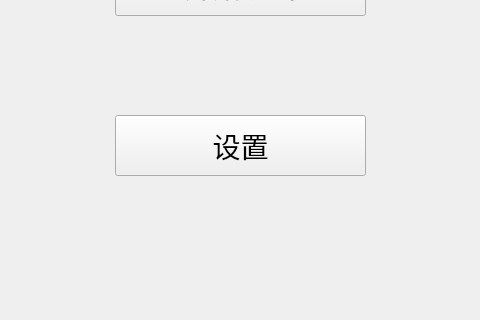
Above: TankWarGUI.ui from Alan-sp/Tank-War before the change; both pictures show x 315 to 795 and y 325 to 645 of the 1200 by 800 pixel window. Below: the same form after it.
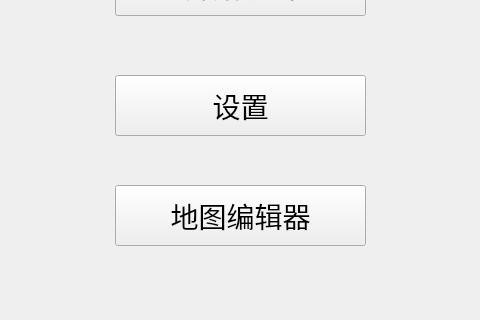
That is the form after the change.

What changed in the file:
```diff
--- a/TankWarGUI.ui
+++ b/TankWarGUI.ui
@@ -37,7 +37,7 @@
     <property name="geometry">
      <rect>
       <x>430</x>
-      <y>440</y>
+      <y>400</y>
       <width>251</width>
       <height>61</height>
      </rect>
@@ -52,6 +52,25 @@
      <string>设置</string>
     </property>
    </widget>
+   <widget class="QPushButton" name="pushButtonMapEditor">
+    <property name="geometry">
+     <rect>
+      <x>430</x>
+      <y>510</y>
+      <width>251</width>
+      <height>61</height>
+     </rect>
+    </property>
+    <property name="font">
+     <font>
+      <family>微软雅黑</family>
+      <pointsize>21</pointsize>
+     </font>
+    </property>
+    <property name="text">
+     <string>地图编辑器</string>
+    </property>
+   </widget>
   </widget>
   <widget class="QStatusBar" name="statusBar"/>
  </widget>
```
